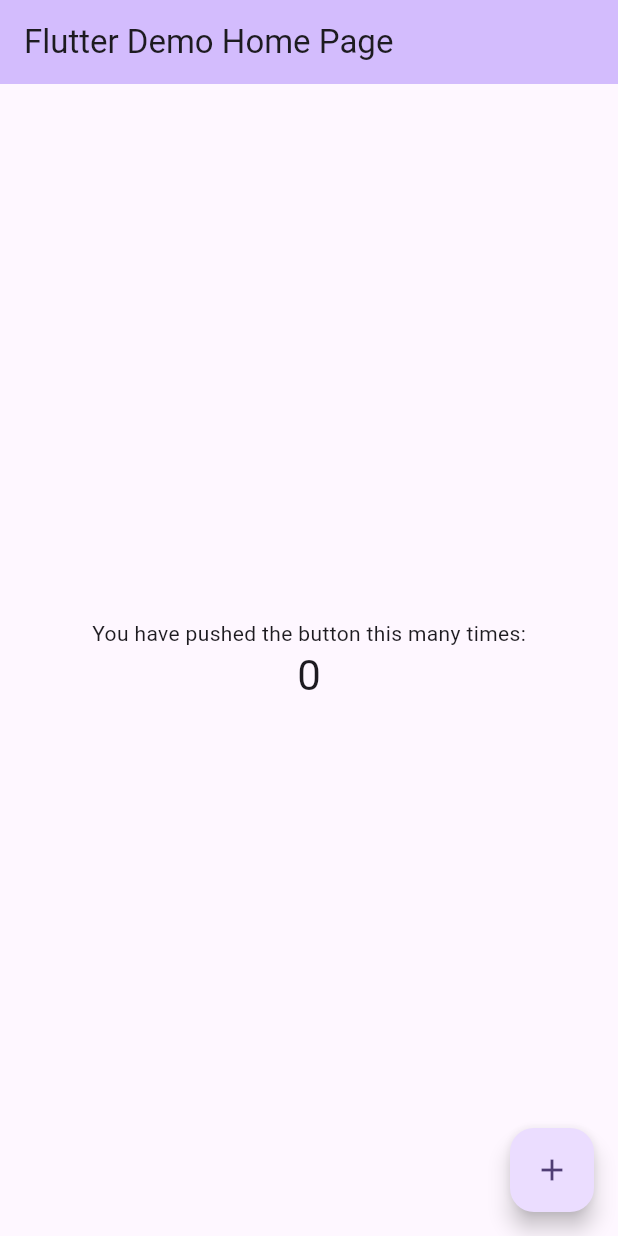
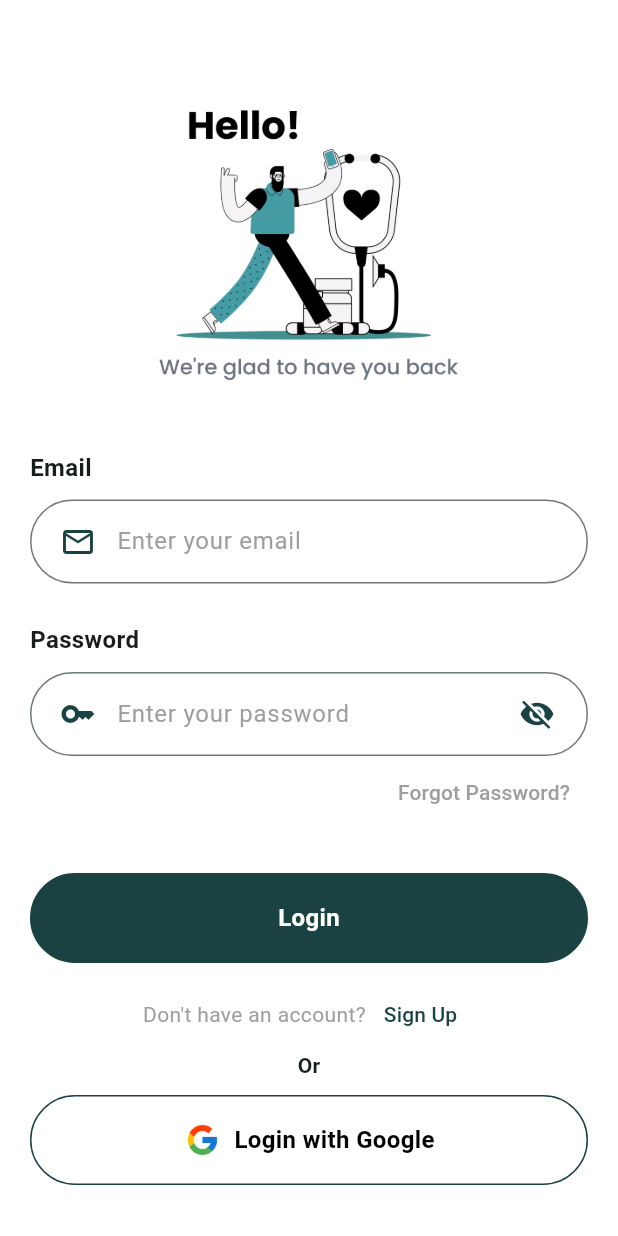
Before and after one commit to Veloxium/doctor_ease, a Flutter app: the screen it shows after launch, on a phone screen of 412 x 824 dp. Run offline on Flutter 3.47's test engine with Material 3 defaults, Android fonts, the light colour scheme and no system bars; our stand-ins replace get.

Commit message:
feat: login, register screen ,update splash screen, form, and button component

```diff
--- /dev/null
+++ b/lib/components/button/cbutton.dart
@@ -0,0 +1,62 @@
+import 'package:doctor_ease/color/ccolor.dart';
+import 'package:flutter/material.dart';
+
+class CustomButton extends StatelessWidget {
+  const CustomButton(
+      {super.key,
+      required this.label,
+      this.onPressed,
+      this.background,
+      this.textColor,
+      this.borderColor,
+      this.iconImage});
+  final String label;
+  final VoidCallback? onPressed;
+  final Color? background;
+  final Color? textColor;
+  final Color? borderColor;
+  final String? iconImage;
+
+  @override
+  Widget build(BuildContext context) {
+    return GestureDetector(
+      onTap: onPressed,
+      child: Container(
+        alignment: Alignment.center,
+        width: double.infinity,
+        height: 60.0,
+        decoration: BoxDecoration(
+          color: background ?? CColors.primary,
+          borderRadius: BorderRadius.circular(30.0),
+          border: Border.all(
+            color: borderColor ?? CColors.primary,
+          ),
+        ),
+        child: Row(
+          mainAxisAlignment: MainAxisAlignment.center,
+          children: [
+            // ignore: unnecessary_null_comparison
+            iconImage != null
+                ? Padding(
+                    padding: const EdgeInsets.only(right: 10.0),
+                    child: Image.asset(
+                      iconImage!,
+                      width: 24.0,
+                      height: 24.0,
+                    ),
+                  )
+                : Container(),
+            Text(
+              label,
+              style: TextStyle(
+                color: textColor ?? Colors.white,
+                fontSize: 16.0,
+                fontWeight: FontWeight.bold,
+              ),
+            ),
+          ],
+        ),
+      ),
+    );
+  }
+}
--- /dev/null
+++ b/lib/components/form/cform.dart
@@ -0,0 +1,76 @@
+import 'package:doctor_ease/color/ccolor.dart';
+import 'package:doctor_ease/components/form/cfrom_controller.dart';
+import 'package:flutter/material.dart';
+import 'package:get/get.dart';
+
+class CustomForm extends StatelessWidget {
+  const CustomForm(
+      {super.key,
+      required this.label,
+      required this.hintText,
+      required this.icon,
+      this.isPassword});
+  final String label;
+  final String hintText;
+  final IconData icon;
+  final bool? isPassword;
+
+  @override
+  Widget build(BuildContext context) {
+    final controller = CFormController(initialIsPassword: isPassword ?? false);
+    return Column(
+      crossAxisAlignment: CrossAxisAlignment.start,
+      children: [
+        Text(
+          label,
+          style: const TextStyle(
+            fontSize: 16.0,
+            fontWeight: FontWeight.bold,
+          ),
+        ),
+        const SizedBox(
+          height: 10.0,
+        ),
+        Obx(
+          () => TextField(
+            obscureText: controller.isPassword.value,
+            decoration: InputDecoration(
+              contentPadding: const EdgeInsets.symmetric(vertical: 16.0),
+              prefixIcon: Padding(
+                padding: const EdgeInsets.only(left: 20.0, right: 10.0),
+                child: Icon(
+                  icon,
+                  color: CColors.primary,
+                ),
+              ),
+              hintText: hintText,
+              hintStyle: const TextStyle(
+                color: Colors.grey,
+                fontWeight: FontWeight.w400,
+              ),
+              suffixIcon: isPassword == true
+                  ? GestureDetector(
+                      onTap: () {
+                        controller.visiblityIcon();
+                      },
+                      child: Padding(
+                        padding: const EdgeInsets.only(right: 20.0),
+                        child: Icon(
+                          controller.isIcon.value
+                              ? Icons.visibility
+                              : Icons.visibility_off,
+                          color: CColors.primary,
+                        ),
+                      ),
+                    )
+                  : null,
+              border: OutlineInputBorder(
+                borderRadius: BorderRadius.circular(40.0),
+              ),
+            ),
+          ),
+        ),
+      ],
+    );
+  }
+}
--- /dev/null
+++ b/lib/components/form/cfrom_controller.dart
@@ -0,0 +1,16 @@
+import 'package:get/get.dart';
+
+class CFormController extends GetxController {
+  static CFormController get to => Get.find();
+  final isPassword = false.obs;
+  final isIcon = false.obs;
+
+  CFormController({required bool initialIsPassword}) {
+    isPassword.value = initialIsPassword;
+  }
+
+  void visiblityIcon() {
+    isPassword.value = !isPassword.value;
+    isIcon.value = !isIcon.value;
+  }
+}
--- /dev/null
+++ b/lib/features/auth/screen/login.dart
@@ -0,0 +1,118 @@
+import 'package:doctor_ease/color/ccolor.dart';
+import 'package:doctor_ease/components/button/cbutton.dart';
+import 'package:doctor_ease/components/form/cform.dart';
+import 'package:doctor_ease/features/auth/screen/register.dart';
+import 'package:flutter/material.dart';
+import 'package:get/get.dart';
+
+class LoginScreen extends StatelessWidget {
+  const LoginScreen({super.key});
+
+  @override
+  Widget build(BuildContext context) {
+    return Scaffold(
+      backgroundColor: Colors.white,
+      body: SafeArea(
+        child: Padding(
+          padding: const EdgeInsets.symmetric(horizontal: 20.0),
+          child: Column(
+            crossAxisAlignment: CrossAxisAlignment.start,
+            children: [
+              const SizedBox(
+                height: 60.0,
+              ),
+              Container(
+                alignment: Alignment.center,
+                child: Image.asset("assets/login.png", width: 200, height: 200),
+              ),
+              const SizedBox(
+                height: 40.0,
+              ),
+              const CustomForm(
+                label: "Email",
+                hintText: "Enter your email",
+                icon: Icons.email_outlined,
+                isPassword: false,
+              ),
+              const SizedBox(
+                height: 26.0,
+              ),
+              const CustomForm(
+                label: "Password",
+                hintText: "Enter your password",
+                icon: Icons.key_outlined,
+                isPassword: true,
+              ),
+              Container(
+                alignment: Alignment.centerRight,
+                child: TextButton(
+                  onPressed: () {},
+                  child: const Text(
+                    "Forgot Password?",
+                    style: TextStyle(
+                      color: Colors.grey,
+                      fontSize: 14.0,
+                    ),
+                  ),
+                ),
+              ),
+              const SizedBox(
+                height: 30.0,
+              ),
+              const CustomButton(
+                label: "Login",
+              ),
+              const SizedBox(
+                height: 10.0,
+              ),
+              Row(
+                mainAxisAlignment: MainAxisAlignment.center,
+                children: [
+                  const Text(
+                    "Don't have an account?",
+                    style: TextStyle(
+                      color: Colors.grey,
+                      fontSize: 14.0,
+                    ),
+                  ),
+                  TextButton(
+                    onPressed: () {
+                      Get.to(() => const RegisterScreen());
+                    },
+                    child: const Text(
+                      "Sign Up",
+                      style: TextStyle(
+                        color: CColors.primary,
+                        fontSize: 14.0,
+                      ),
+                    ),
+                  ),
+                ],
+              ),
+              Container(
+                alignment: Alignment.center,
+                child: const Text(
+                  "Or",
+                  style: TextStyle(
+                    fontSize: 14.0,
+                    fontWeight: FontWeight.bold,
+                  ),
+                ),
+              ),
+              const SizedBox(
+                height: 10.0,
+              ),
+              const CustomButton(
+                  label: "Login with Google",
+                  background: Colors.white,
+                  textColor: Colors.black,
+                  borderColor: CColors.primary,
+                  iconImage: "assets/googleicon.png",
+                  ),
+            ],
+          ),
+        ),
+      ),
+    );
+  }
+}
--- /dev/null
+++ b/lib/features/auth/screen/register.dart
@@ -0,0 +1,94 @@
+import 'package:doctor_ease/color/ccolor.dart';
+import 'package:doctor_ease/components/button/cbutton.dart';
+import 'package:doctor_ease/components/form/cform.dart';
+import 'package:flutter/material.dart';
+import 'package:get/get.dart';
+
+class RegisterScreen extends StatelessWidget {
+  const RegisterScreen({super.key});
+
+  @override
+  Widget build(BuildContext context) {
+    return Scaffold(
+      backgroundColor: Colors.white,
+      body: SafeArea(
+        child: Padding(
+          padding: const EdgeInsets.symmetric(horizontal: 20.0),
+          child: Column(
+            crossAxisAlignment: CrossAxisAlignment.start,
+            children: [
+              const SizedBox(
+                height: 60.0,
+              ),
+              Container(
+                alignment: Alignment.center,
+                child:
+                    Image.asset("assets/register.png", width: 200, height: 200),
+              ),
+              const SizedBox(
+                height: 40.0,
+              ),
+              const CustomForm(
+                label: "Username",
+                hintText: "Enter your username",
+                icon: Icons.person_outlined,
+                isPassword: false,
+              ),
+              const SizedBox(
+                height: 26.0,
+              ),
+              const CustomForm(
+                label: "Email Address",
+                hintText: "Enter your Email",
+                icon: Icons.key_outlined,
+                isPassword: true,
+              ),
+              const SizedBox(
+                height: 26.0,
+              ),
+              const CustomForm(
+                label: "Password",
+                hintText: "Enter your password",
+                icon: Icons.key_outlined,
+                isPassword: true,
+              ),
+              const SizedBox(
+                height: 30.0,
+              ),
+              const CustomButton(
+                label: "Register",
+              ),
+              const SizedBox(
+                height: 10.0,
+              ),
+              Row(
+                mainAxisAlignment: MainAxisAlignment.center,
+                children: [
+                  const Text(
+                    "Already have an account?",
+                    style: TextStyle(
+                      color: Colors.grey,
+                      fontSize: 14.0,
+                    ),
+                  ),
+                  TextButton(
+                    onPressed: () {
+                      Get.back();
+                    },
+                    child: const Text(
+                      "Sign in",
+                      style: TextStyle(
+                        color: CColors.primary,
+                        fontSize: 14.0,
+                      ),
+                    ),
+                  ),
+                ],
+              ),
+            ],
+          ),
+        ),
+      ),
+    );
+  }
+}
--- a/lib/features/splash/controller/splash_controller.dart
+++ b/lib/features/splash/controller/splash_controller.dart
@@ -1,3 +1,4 @@
+import 'package:doctor_ease/features/auth/screen/login.dart';
 import 'package:get/get.dart';
 
 class SplashScreenController extends GetxController {
@@ -13,6 +14,6 @@ class SplashScreenController extends GetxController {
     await Future.delayed(const Duration(milliseconds: 400));
     animate.value = true;
     await Future.delayed(const Duration(milliseconds: 2000));
-    // Get.to(() => const LoginScreen());
+    Get.to(() => const LoginScreen());
   }
 }
--- a/lib/features/splash/screen/splash.dart
+++ b/lib/features/splash/screen/splash.dart
@@ -18,8 +18,8 @@ class SplashScreen extends StatelessWidget {
             opacity: controller.animate.value ? 1.0 : 0.0,
             duration: const Duration(milliseconds: 400),
             child: SizedBox(
-              width: 200,
-              height: 200,
+              width: 120,
+              height: 120,
               child: Image.asset(
                 "assets/logo.png",
                 fit: BoxFit.contain,
--- a/lib/main.dart
+++ b/lib/main.dart
@@ -1,4 +1,7 @@
+import 'package:doctor_ease/color/ccolor.dart';
+import 'package:doctor_ease/features/splash/screen/splash.dart';
 import 'package:flutter/material.dart';
+import 'package:get/get.dart';
 
 void main() {
   runApp(const MyApp());
@@ -10,116 +13,14 @@
   // This widget is the root of your application.
   @override
   Widget build(BuildContext context) {
-    return MaterialApp(
-      title: 'Flutter Demo',
+    return GetMaterialApp(
+      title: 'Doctor Ease',
+      debugShowCheckedModeBanner: false,
       theme: ThemeData(
-        // This is the theme of your application.
-        //
-        // TRY THIS: Try running your application with "flutter run". You'll see
-        // the application has a purple toolbar. Then, without quitting the app,
-        // try changing the seedColor in the colorScheme below to Colors.green
-        // and then invoke "hot reload" (save your changes or press the "hot
-        // reload" button in a Flutter-supported IDE, or press "r" if you used
-        // the command line to start the app).
-        //
-        // Notice that the counter didn't reset back to zero; the application
-        // state is not lost during the reload. To reset the state, use hot
-        // restart instead.
-        //
-        // This works for code too, not just values: Most code changes can be
-        // tested with just a hot reload.
-        colorScheme: ColorScheme.fromSeed(seedColor: Colors.deepPurple),
+        colorScheme: ColorScheme.fromSeed(seedColor: CColors.primary),
         useMaterial3: true,
       ),
-      home: const MyHomePage(title: 'Flutter Demo Home Page'),
+      home: const SplashScreen(),
     );
   }
 }
-
-class MyHomePage extends StatefulWidget {
-  const MyHomePage({super.key, required this.title});
-
-  // This widget is the home page of your application. It is stateful, meaning
-  // that it has a State object (defined below) that contains fields that affect
-  // how it looks.
-
-  // This class is the configuration for the state. It holds the values (in this
-  // case the title) provided by the parent (in this case the App widget) and
-  // used by the build method of the State. Fields in a Widget subclass are
-  // always marked "final".
-
-  final String title;
-
-  @override
-  State<MyHomePage> createState() => _MyHomePageState();
-}
-
-class _MyHomePageState extends State<MyHomePage> {
-  int _counter = 0;
-
-  void _incrementCounter() {
-    setState(() {
-      // This call to setState tells the Flutter framework that something has
-      // changed in this State, which causes it to rerun the build method below
-      // so that the display can reflect the updated values. If we changed
-      // _counter without calling setState(), then the build method would not be
-      // called again, and so nothing would appear to happen.
-      _counter++;
-    });
-  }
-
-  @override
-  Widget build(BuildContext context) {
-    // This method is rerun every time setState is called, for instance as done
-    // by the _incrementCounter method above.
-    //
-    // The Flutter framework has been optimized to make rerunning build methods
-    // fast, so that you can just rebuild anything that needs updating rather
-    // than having to individually change instances of widgets.
-    return Scaffold(
-      appBar: AppBar(
-        // TRY THIS: Try changing the color here to a specific color (to
-        // Colors.amber, perhaps?) and trigger a hot reload to see the AppBar
-        // change color while the other colors stay the same.
-        backgroundColor: Theme.of(context).colorScheme.inversePrimary,
-        // Here we take the value from the MyHomePage object that was created by
-        // the App.build method, and use it to set our appbar title.
-        title: Text(widget.title),
-      ),
-      body: Center(
-        // Center is a layout widget. It takes a single child and positions it
-        // in the middle of the parent.
-        child: Column(
-          // Column is also a layout widget. It takes a list of children and
-          // arranges them vertically. By default, it sizes itself to fit its
-          // children horizontally, and tries to be as tall as its parent.
-          //
-          // Column has various properties to control how it sizes itself and
-          // how it positions its children. Here we use mainAxisAlignment to
-          // center the children vertically; the main axis here is the vertical
-          // axis because Columns are vertical (the cross axis would be
-          // horizontal).
-          //
-          // TRY THIS: Invoke "debug painting" (choose the "Toggle Debug Paint"
-          // action in the IDE, or press "p" in the console), to see the
-          // wireframe for each widget.
-          mainAxisAlignment: MainAxisAlignment.center,
-          children: <Widget>[
-            const Text(
-              'You have pushed the button this many times:',
-            ),
-            Text(
-              '$_counter',
-              style: Theme.of(context).textTheme.headlineMedium,
-            ),
-          ],
-        ),
-      ),
-      floatingActionButton: FloatingActionButton(
-        onPressed: _incrementCounter,
-        tooltip: 'Increment',
-        child: const Icon(Icons.add),
-      ), // This trailing comma makes auto-formatting nicer for build methods.
-    );
-  }
-}
```
Also changed, not shown: assets/login.png (renamed from assets/medkit.png), assets/register.png (renamed from assets/person.png).
